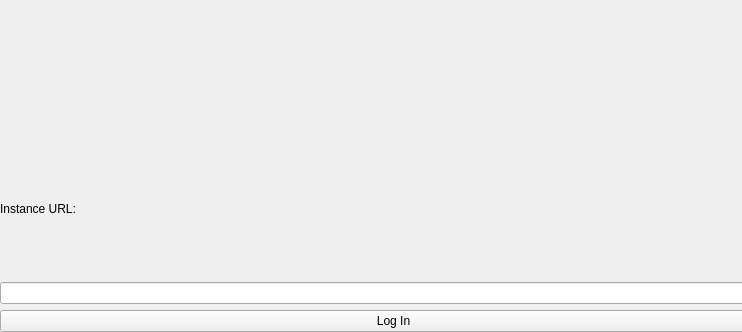
First picture: the form in Frontend/ui/views/generated/launcher.ui, repository steelegbr/alldaydj, before the edit.
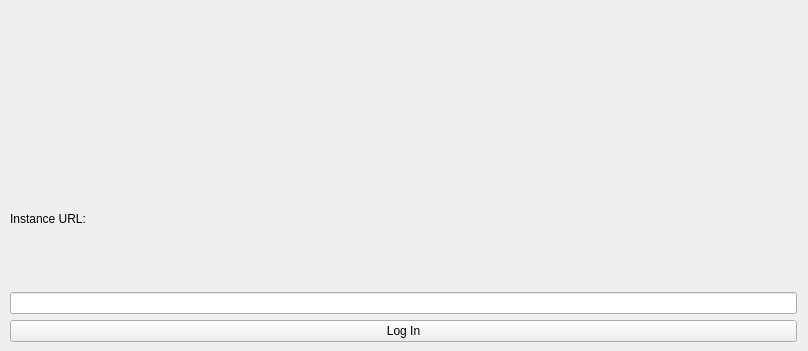
Second picture: the form after the edit. Icons and pictures are not drawn.

Commit message: Put some spacing around the UIs

```diff
--- a/Frontend/ui/views/generated/launcher.ui
+++ b/Frontend/ui/views/generated/launcher.ui
@@ -6,19 +6,19 @@
    <rect>
     <x>0</x>
     <y>0</y>
-    <width>742</width>
-    <height>332</height>
+    <width>808</width>
+    <height>351</height>
    </rect>
   </property>
   <property name="windowTitle">
    <string>AllDay DJ</string>
   </property>
   <widget class="QWidget" name="centralwidget">
-   <widget class="QWidget" name="">
+   <widget class="QWidget" name="layoutWidget">
     <property name="geometry">
      <rect>
-      <x>0</x>
-      <y>0</y>
+      <x>10</x>
+      <y>10</y>
       <width>787</width>
       <height>332</height>
      </rect>
```
Left out of the diff: 2 changed lines with no effect on the pictures. The commit also changes 3 other files.
